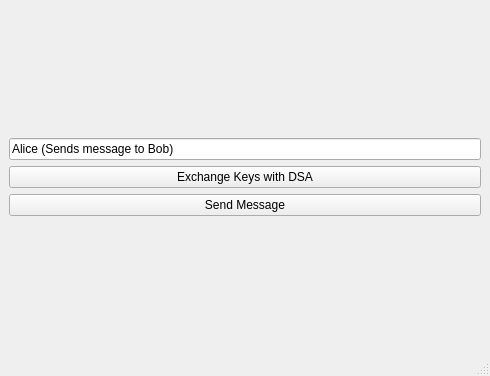
The window that src/alice.ui (mmorgulis/AES_OpenCL) describes before a commit, drawn with Qt 5.
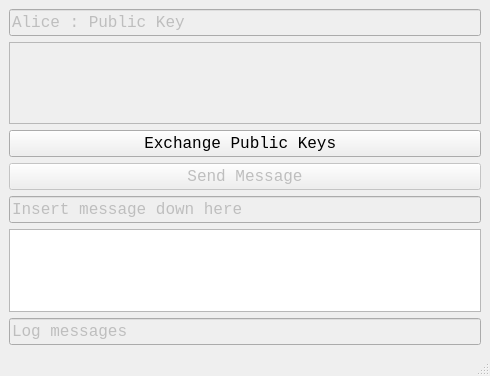
The same window after the commit.

Patch:
```diff
--- a/src/alice.ui
+++ b/src/alice.ui
@@ -18,26 +18,114 @@
     <item>
      <layout class="QVBoxLayout" name="verticalLayout">
       <item>
-       <widget class="QLineEdit" name="lineEdit">
+       <widget class="QLineEdit" name="up_line">
+        <property name="enabled">
+         <bool>false</bool>
+        </property>
+        <property name="font">
+         <font>
+          <family>Consolas</family>
+          <pointsize>12</pointsize>
+         </font>
+        </property>
         <property name="text">
-         <string>Alice (Sends message to Bob)</string>
+         <string>Alice : Public Key</string>
         </property>
        </widget>
       </item>
       <item>
-       <widget class="QPushButton" name="pushButton_2">
+       <widget class="QPlainTextEdit" name="publickey_text">
+        <property name="enabled">
+         <bool>false</bool>
+        </property>
+        <property name="font">
+         <font>
+          <family>Consolas</family>
+          <pointsize>12</pointsize>
+         </font>
+        </property>
+        <property name="lineWrapMode">
+         <enum>QPlainTextEdit::LineWrapMode::WidgetWidth</enum>
+        </property>
+        <property name="plainText">
+         <string/>
+        </property>
+       </widget>
+      </item>
+      <item>
+       <widget class="QPushButton" name="exchange_button">
+        <property name="font">
+         <font>
+          <family>Consolas</family>
+          <pointsize>12</pointsize>
+         </font>
+        </property>
         <property name="text">
-         <string>Exchange Keys with DSA</string>
+         <string>Exchange Public Keys </string>
         </property>
        </widget>
       </item>
       <item>
-       <widget class="QPushButton" name="pushButton">
+       <widget class="QPushButton" name="sendmessage_button">
+        <property name="enabled">
+         <bool>false</bool>
+        </property>
+        <property name="font">
+         <font>
+          <family>Consolas</family>
+          <pointsize>12</pointsize>
+         </font>
+        </property>
         <property name="text">
          <string>Send Message</string>
         </property>
        </widget>
       </item>
+      <item>
+       <widget class="QLineEdit" name="middle_line">
+        <property name="enabled">
+         <bool>false</bool>
+        </property>
+        <property name="font">
+         <font>
+          <family>Consolas</family>
+          <pointsize>12</pointsize>
+         </font>
+        </property>
+        <property name="text">
+         <string>Insert message down here</string>
+        </property>
+       </widget>
+      </item>
+      <item>
+       <widget class="QPlainTextEdit" name="message_text">
+        <property name="font">
+         <font>
+          <family>Consolas</family>
+          <pointsize>12</pointsize>
+         </font>
+        </property>
+        <property name="plainText">
+         <string/>
+        </property>
+       </widget>
+      </item>
+      <item>
+       <widget class="QLineEdit" name="log_line">
+        <property name="enabled">
+         <bool>false</bool>
+        </property>
+        <property name="font">
+         <font>
+          <family>Consolas</family>
+          <pointsize>12</pointsize>
+         </font>
+        </property>
+        <property name="text">
+         <string>Log messages</string>
+        </property>
+       </widget>
+      </item>
      </layout>
     </item>
    </layout>
```
